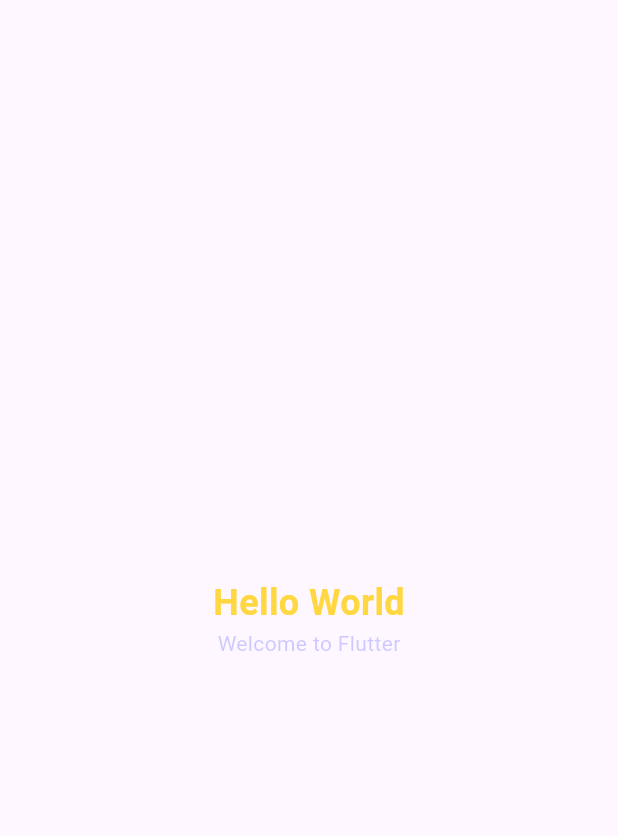
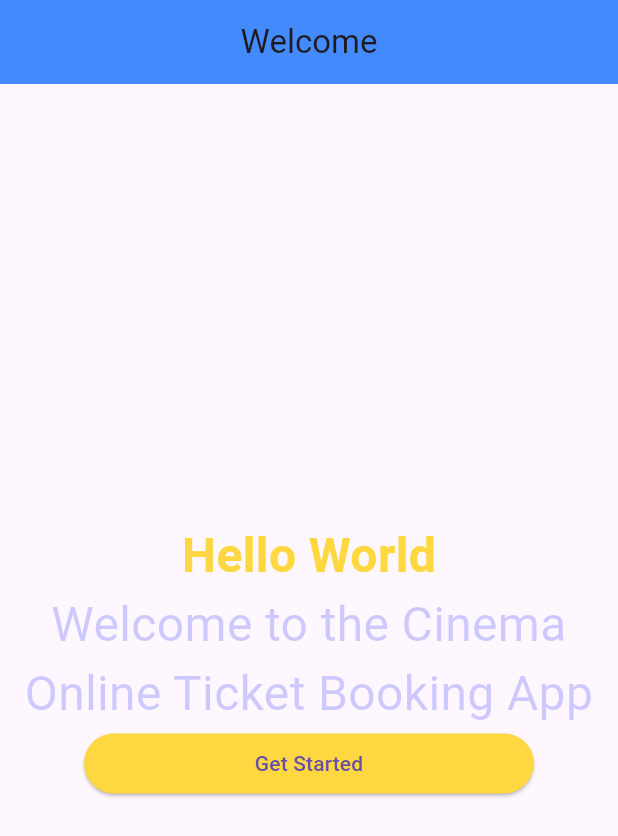
Before and after one commit to VirithHeang12/cinema_online_ticket_booking_app, a Flutter app: the screen it shows after launch, on a phone screen of 412 x 824 dp. Shown: the top 836 px of the screen. Run offline on Flutter 3.47's test engine with Material 3 defaults, Android fonts, the light colour scheme and no system bars; Roboto replaces fonts that are missing (Times New Roman).

Commit message:
Update app title and enhance welcome page layout with new UI elements

```diff
--- a/lib/features/home_pages/presentation/welcome_page.dart
+++ b/lib/features/home_pages/presentation/welcome_page.dart
@@ -5,23 +5,46 @@
 
   @override
   Widget build(BuildContext context) {
-    return const Scaffold(
+    return Scaffold(
+      appBar: AppBar(
+        title: const Text('Welcome'),
+        backgroundColor: Colors.blueAccent,
+        centerTitle: true,
+      ),
       body: Center(
         child: Column(
+          mainAxisSize: MainAxisSize.max,
+          crossAxisAlignment: CrossAxisAlignment.center,
           mainAxisAlignment: MainAxisAlignment.center,
           children: [
             Text(
               'Hello World',
               style: TextStyle(
-                fontSize: 24,
+                fontSize: 32,
                 fontWeight: FontWeight.bold,
                 color: Colors.amberAccent,
               ),
             ),
             Text(
-              'Welcome to Flutter',
-              style: TextStyle(color: Color.fromARGB(66, 66, 66, 255)),
+              'Welcome to the Cinema Online Ticket Booking App',
+              style: TextStyle(
+                  color: Color.fromARGB(66, 66, 66, 255),
+                  fontSize: 32,
+                  fontFamily: 'Times New Roman',
+              ),
+              textAlign: TextAlign.center,
+
             ),
+            SizedBox(
+              width: 300,
+              child: ElevatedButton(
+                onPressed: () {},
+                style: ElevatedButton.styleFrom(
+                  backgroundColor: Colors.amberAccent,
+                ),
+                child: const Text('Get Started'),
+              ),
+            )
           ],
         ),
       ),
--- a/lib/main.dart
+++ b/lib/main.dart
@@ -5,11 +5,16 @@
   runApp(const MyApp());
 }
 
+int getInt() => 42;
+
 class MyApp extends StatelessWidget {
   const MyApp({super.key});
 
   @override
   Widget build(BuildContext context) {
-    return MaterialApp(title: 'Welcome to Flutter', home: WelcomePage());
+    return MaterialApp(
+        title: 'Cinema Online Ticket Booking App',
+        home: WelcomePage()
+    );
   }
 }
```
